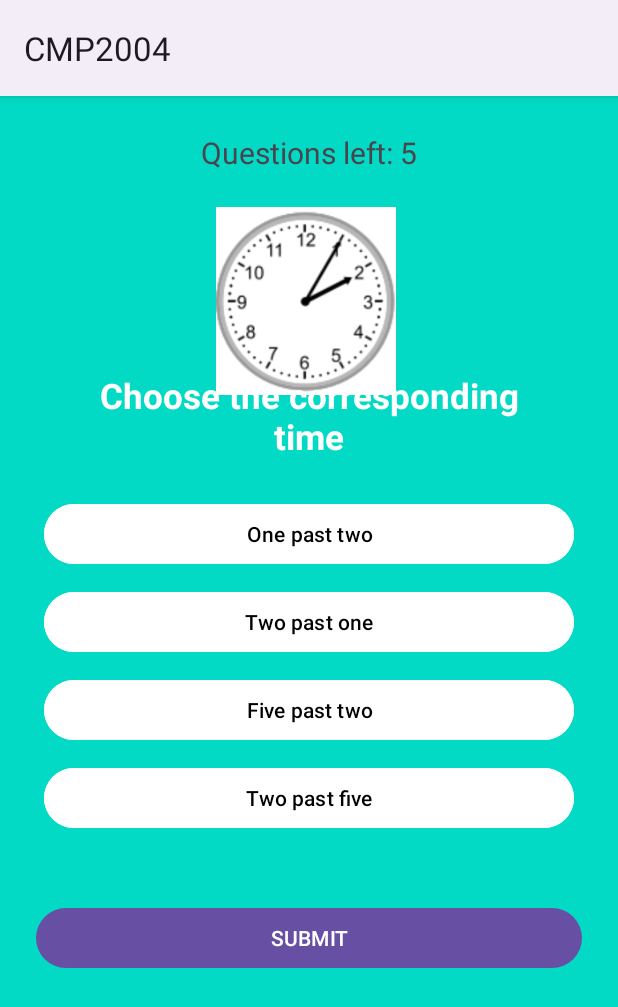
After one commit to furkangomleksiz/CMP2004, an Android app: the AnalogClock screen opened directly, with no data from a screen before it, on a phone screen of 412 x 824 dp. The commit adds this screen. Shown: the top 1007 px of the screen. Run offline under Robolectric (Android 15) with nearby library versions, the phone set to English and light mode, and no system bars.

Commit message:
AnalogClock, DigitalClock and Month Reading activity

```diff
--- /dev/null
+++ b/app/src/main/java/com/example/cmp2004/AnalogClock.java
@@ -0,0 +1,133 @@
+package com.example.cmp2004;
+
+import androidx.appcompat.app.AppCompatActivity;
+
+import android.app.AlertDialog;
+import android.content.Intent;
+import android.graphics.Color;
+import android.os.Bundle;
+import android.view.View;
+import android.widget.Button;
+import android.widget.ImageView;
+import android.widget.TextView;
+
+import java.util.Random;
+
+public class AnalogClock extends AppCompatActivity implements View.OnClickListener {
+
+    TextView questionsLeftView;
+    Button ansA, ansB, ansC, ansD;
+    Button submitBtn;
+
+    int score = 0;
+    int totalQuestion = 5;
+    int currentImage = 0;
+    String selectedAnswer = "";
+
+    ImageView imageView;
+
+    int[] images={R.drawable.analog1,
+                  R.drawable.analog2,
+                  R.drawable.analog3,
+                  R.drawable.analog4,
+                  R.drawable.analog5};
+
+    public static String choices[][]=
+            {
+                    {"One past two", "Two past one", "Five past two", "Two past five"},
+                    {"Thirty five past four", "Seven past five", "Five past seven", "Seven past four"},
+                    {"Three past twelve","Twelve past three","Fifteen past twelve", "Thirteen past three"},
+                    {"Twelve past three","Fifteen past eleven","Eleven past fifteen","Three past eleven"},
+                    {"Eleven past eleven", "Fifty five past fifty five", "Fifty five past ten", "Fifty five past eleven"}
+            };
+    public static String answers[]=
+            {
+                    "Five past two",
+                    "Thirty five past four",
+                    "Fifteen past twelve",
+                    "Fifteen past eleven",
+                    "Fifty five past ten"
+            };
+
+
+
+    @Override
+    protected void onCreate(Bundle savedInstanceState) {
+        super.onCreate(savedInstanceState);
+        setContentView(R.layout.activity_analog_clock);
+
+        questionsLeftView = findViewById(R.id.questionsLeft);
+        imageView = findViewById(R.id.analogImage);
+        ansA = findViewById(R.id.ans_A);
+        ansB = findViewById(R.id.ans_B);
+        ansC = findViewById(R.id.ans_C);
+        ansD = findViewById(R.id.ans_D);
+        submitBtn= findViewById(R.id.submit_btn);
+
+        ansA.setOnClickListener(this);
+        ansB.setOnClickListener(this);
+        ansC.setOnClickListener(this);
+        ansD.setOnClickListener(this);
+        submitBtn.setOnClickListener(this);
+
+        questionsLeftView.setText("Questions left: " + totalQuestion);
+
+        loadNewQuestion();
+
+    }
+
+    void loadNewQuestion()
+    {
+        if(totalQuestion == 0)
+        {
+            finishQuiz();
+            return;
+        }
+
+        questionsLeftView.setText("Questions left: " + totalQuestion);
+        imageView.setImageResource(images[currentImage]);
+        ansA.setText(choices[currentImage][0]);
+        ansB.setText(choices[currentImage][1]);
+        ansC.setText(choices[currentImage][2]);
+        ansD.setText(choices[currentImage][3]);
+    }
+
+    @Override
+    public void onClick(View view) {
+        ansA.setBackgroundColor(Color.WHITE);
+        ansB.setBackgroundColor(Color.WHITE);
+        ansC.setBackgroundColor(Color.WHITE);
+        ansD.setBackgroundColor(Color.WHITE);
+
+    Button clickedButton = (Button) view;
+    if(clickedButton.getId() == R.id.submit_btn){
+        if(selectedAnswer.equals(answers[currentImage])){
+            score++;
+        }
+        currentImage++;
+        totalQuestion--;
+        loadNewQuestion();
+
+    }
+    else{
+        selectedAnswer = clickedButton.getText().toString();
+        clickedButton.setBackgroundColor(Color.MAGENTA);
+    }
+
+    }
+
+    void finishQuiz(){
+        new AlertDialog.Builder(this).
+                setTitle("Practice over").
+                setMessage("You scored "+ score*20+ "%").
+                setPositiveButton("Main Menu", (dialogInterface, i) -> returnToMenu()).
+                setCancelable(false).
+                show();
+    }
+
+    void returnToMenu(){
+        Intent intent = new Intent(getApplicationContext(), MainActivity.class);
+        startActivity(intent);
+        finish();
+    }
+}
--- /dev/null
+++ b/app/src/main/res/layout/activity_analog_clock.xml
@@ -0,0 +1,101 @@
+<?xml version="1.0" encoding="utf-8"?>
+<RelativeLayout xmlns:android="http://schemas.android.com/apk/res/android"
+    xmlns:app="http://schemas.android.com/apk/res-auto"
+    xmlns:tools="http://schemas.android.com/tools"
+    android:layout_width="match_parent"
+    android:layout_height="match_parent"
+    android:background="@color/teal_200"
+    android:padding="24dp"
+    tools:context=".AnalogClock">
+
+    <TextView
+        android:layout_width="wrap_content"
+        android:layout_height="wrap_content"
+        android:id="@+id/questionsLeft"
+        android:textSize="20sp"
+        android:text="@string/questions_left"
+        android:layout_centerHorizontal="true"/>
+
+
+    <ImageView
+        android:layout_width="167dp"
+        android:layout_height="156dp"
+        android:layout_below="@+id/questionsLeft"
+        android:layout_alignParentStart="true"
+        android:layout_alignParentEnd="true"
+        android:layout_marginStart="120dp"
+        android:layout_marginTop="7dp"
+        android:layout_marginEnd="124dp"
+        android:id="@+id/analogImage"
+        android:src="@drawable/analog1" />
+
+    <TextView
+        android:id="@+id/question"
+        android:layout_width="match_parent"
+        android:layout_height="wrap_content"
+        android:layout_above="@id/choices_layout"
+        android:layout_marginStart="20dp"
+        android:layout_marginTop="20dp"
+        android:layout_marginEnd="20dp"
+        android:layout_marginBottom="20dp"
+        android:text="@string/analogQuestion"
+        android:textAlignment="center"
+        android:textColor="@color/white"
+        android:textSize="23sp"
+        android:textStyle="bold" />
+
+    <LinearLayout
+        android:layout_width="match_parent"
+        android:layout_height="wrap_content"
+        android:layout_centerInParent="true"
+        android:id="@+id/choices_layout"
+        android:orientation="vertical">
+
+        <Button
+            android:layout_width="match_parent"
+            android:layout_height="wrap_content"
+            android:layout_margin="5dp"
+            android:backgroundTint="@color/white"
+            android:id="@+id/ans_A"
+            android:text="@string/answerA"
+            android:textColor="@color/black"/>
+        <Button
+            android:layout_width="match_parent"
+            android:layout_height="wrap_content"
+            android:layout_margin="5dp"
+            android:backgroundTint="@color/white"
+            android:id="@+id/ans_B"
+            android:text="@string/answerB"
+            android:textColor="@color/black"/>
+        <Button
+            android:layout_width="match_parent"
+            android:layout_height="wrap_content"
+            android:layout_margin="5dp"
+            android:backgroundTint="@color/white"
+            android:id="@+id/ans_C"
+            android:text="@string/answerC"
+            android:textColor="@color/black"/>
+        <Button
+            android:layout_width="match_parent"
+            android:layout_height="wrap_content"
+            android:layout_margin="5dp"
+            android:backgroundTint="@color/white"
+            android:id="@+id/ans_D"
+            android:text="@string/answerD"
+            android:textColor="@color/black"/>
+
+    </LinearLayout>
+
+    <Button
+        android:layout_width="match_parent"
+        android:layout_height="wrap_content"
+        android:id="@+id/submit_btn"
+        android:text="SUBMIT"
+        android:layout_below="@id/choices_layout"
+        android:layout_marginTop="40dp"/>
+
+
+
+
+
+</RelativeLayout>
--- a/app/src/main/res/values/strings.xml
+++ b/app/src/main/res/values/strings.xml
@@ -7,4 +7,10 @@
     <string name="click_to_login">Click to login</string>
     <string name="click_to_register">Click to register</string>
     <string name="logout">Logout</string>
+    <string name="questions_left">Questions Left</string>
+    <string name="answerA">answerA</string>
+    <string name="answerB">answerA</string>
+    <string name="answerC">answerA</string>
+    <string name="answerD">answerA</string>
+    <string name="analogQuestion">Choose the corresponding time</string>
 </resources>
```
Also changed, not shown: app/src/main/AndroidManifest.xml (+16 -7 lines), app/src/main/java/com/example/cmp2004/ClockActivity.java (added, +75 -0 lines), app/src/main/java/com/example/cmp2004/MonthsActivity.java (added, +57 -0 lines), app/src/main/res/layout/activity_clock.xml (added, +42 -0 lines), app/src/main/res/layout/activity_months.xml (added, +30 -0 lines), app/src/main/res/drawable/analog1.png (added), app/src/main/res/drawable/analog2.png (added), app/src/main/res/drawable/analog3.png (added), app/src/main/res/drawable/analog4.png (added), app/src/main/res/drawable/analog5.png (added).
